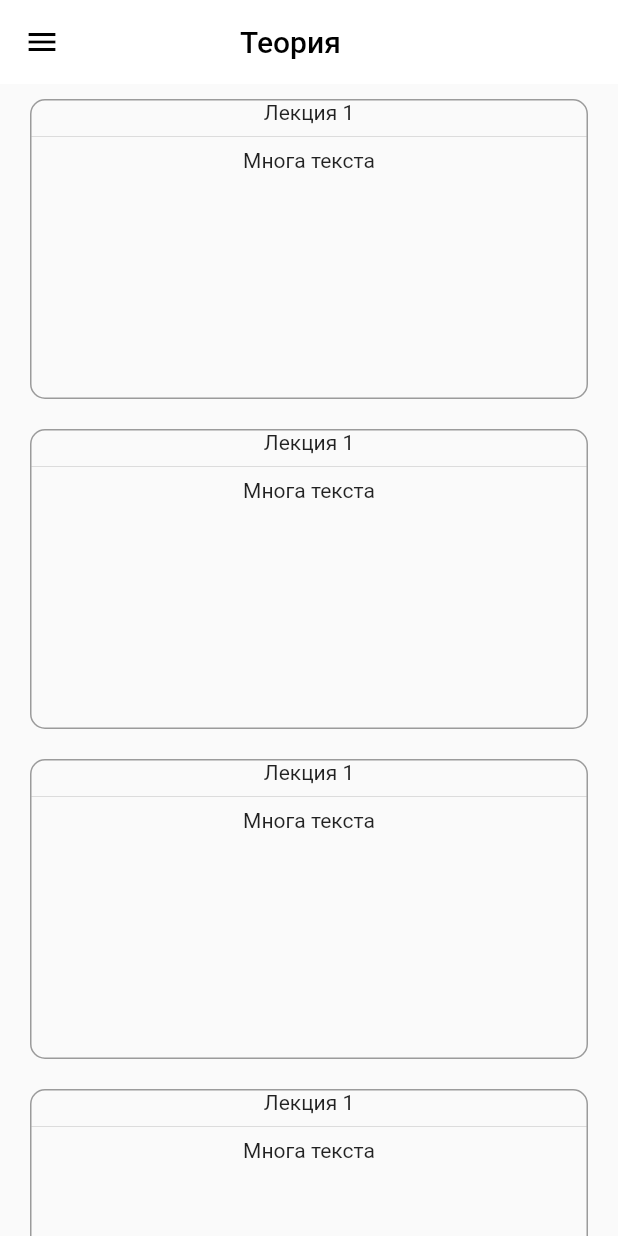
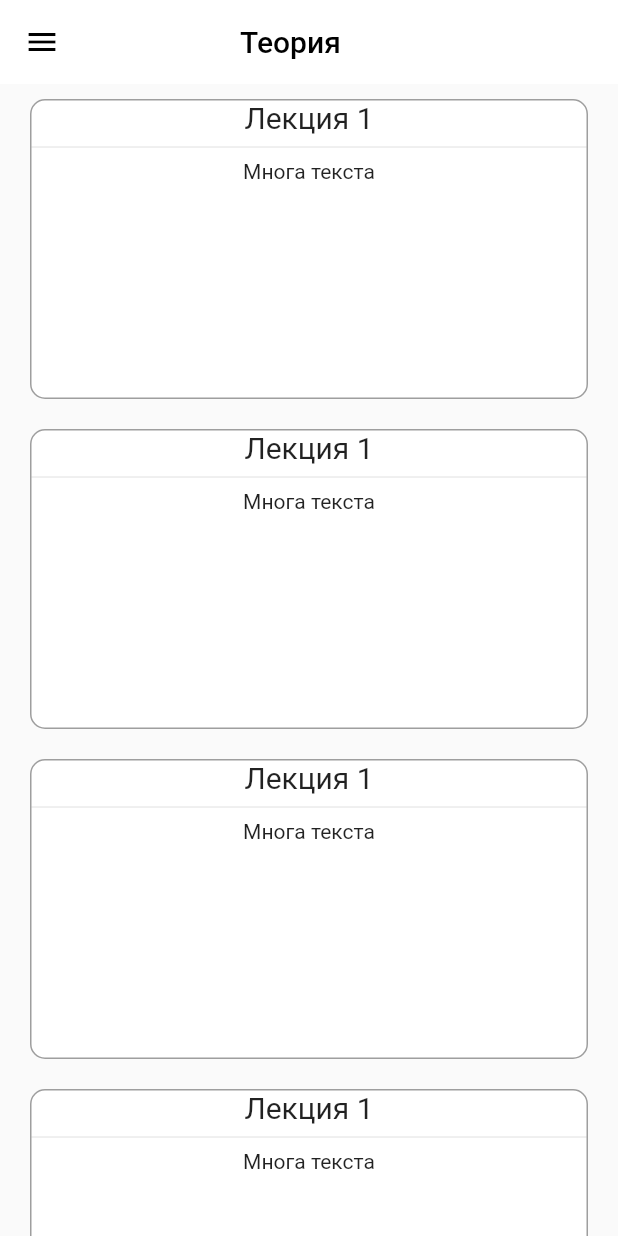
Before and after one commit to farti22/utwd-poci-book, a Flutter app: the screen it shows after launch, item 2 of the bottom bar chosen, on a phone screen of 412 x 824 dp. Run offline on Flutter 3.47's test engine with Material 2 defaults, Android fonts, the phone set to English and light mode, and no system bars.

Commit message:
ui: change font size

```diff
--- a/lib/presentation/lecture.dart
+++ b/lib/presentation/lecture.dart
@@ -19,7 +19,11 @@ class _LectureState extends State<Lecture> {
           centerTitle: true,
           foregroundColor: Colors.black,
           backgroundColor: Colors.white,
-          leading: IconButton(onPressed: () {}, icon: Icon(Icons.menu_sharp)),
+          leading: IconButton(onPressed: () {
+              //Navigator.push(context,
+                    //MaterialPageRoute(builder: (context) => const LectureList()));
+          },
+          icon: Icon(Icons.menu_sharp)),
           title: FlexibleSpaceBar(
             title: Container(
               child: Text("Теория", style: TextStyle(color: Colors.black)),
@@ -47,17 +51,17 @@ class _LectureCardState extends State<LectureCard> {
   @override
   Widget build(BuildContext context) {
     return Container(
-        width: 50,
         height: 200,
         margin: EdgeInsets.symmetric(vertical: 10, horizontal: 20),
         decoration: BoxDecoration(
+          color: Colors.white,
             borderRadius: BorderRadius.all(Radius.circular(10.0)),
             border: Border.all(color: Colors.black38)),
         child: InkWell(
             child: Container(
                 alignment: Alignment.center,
                 child: Column(
-                  children: [Text("Лекция 1"), Divider(), Text("Многа текста")],
+                  children: [Text("Лекция 1", style: TextStyle(fontSize: 20)), Divider(), Text("Многа текста", style: TextStyle(fontSize: 14))],
                 ))));
   }
 }
```
